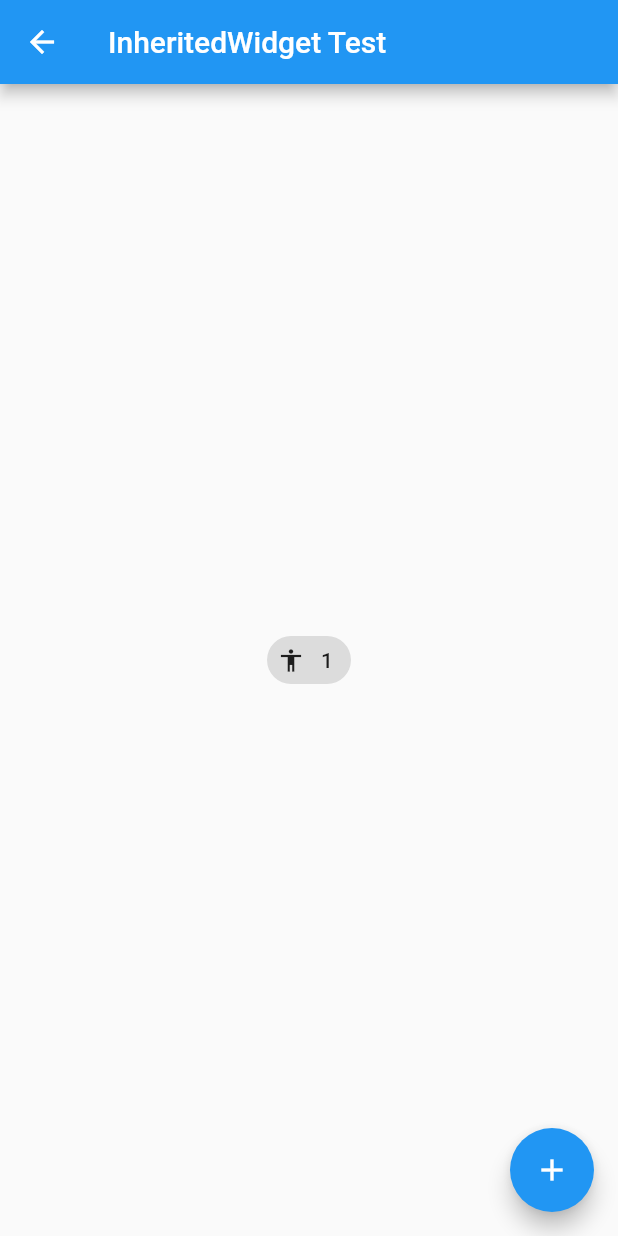
After one commit to haoyubihai/flutter_app, a Flutter app: the InheritPage screen opened by its route, after a tap on the "add" icon, on a phone screen of 412 x 824 dp. The commit adds this screen. Run offline on Flutter 3.47's test engine with Material 2 defaults, Android fonts, the phone set to English and light mode, and no system bars; missing offline and left inert: gradient_text.

Commit message:
增加 inheritedWidget 的使用

```diff
--- /dev/null
+++ b/lib/iniherit-test/inherit_page.dart
@@ -0,0 +1,73 @@
+import 'package:flutter/material.dart';
+/// 主要联系InheritedWidget的使用，使用父类哪里继承来的属性 方法
+class InheritPage extends StatefulWidget {
+  @override
+  _InheritPageState createState() => _InheritPageState();
+}
+
+class _InheritPageState extends State<InheritPage> {
+  int _count = 0;
+
+  void addOne() {
+    setState(() {
+      _count++;
+    });
+  }
+
+  @override
+  Widget build(BuildContext context) {
+    return CounterProvider(
+        count: _count,
+        addOne: addOne,
+        child: Scaffold(
+          appBar: AppBar(
+            title: Text("InheritedWidget Test"),
+          ),
+          body: Counter(),
+          floatingActionButton: FloatingActionButton(
+            child: Icon(Icons.add),
+            onPressed: () {
+              addOne();
+            },
+          ),
+        ));
+  }
+}
+
+class Counter extends StatelessWidget {
+  @override
+  Widget build(BuildContext context) {
+    return Column(
+      mainAxisAlignment: MainAxisAlignment.center,
+      crossAxisAlignment: CrossAxisAlignment.center,
+      children: [
+        Align(
+          alignment: Alignment.center,
+          child: ActionChip(
+              label: Text("${CounterProvider.of(context).count}"),
+              avatar: Icon(Icons.accessibility,size: 18.0,),
+              tooltip: "+1",
+              onPressed: () {
+                CounterProvider.of(context).addOne();
+              }),
+        )
+      ],
+    );
+  }
+}
+
+class CounterProvider extends InheritedWidget {
+  final int count;
+  final VoidCallback addOne;
+  final Widget child;
+
+  CounterProvider({this.count, this.addOne, this.child}) : super(child: child);
+
+  static CounterProvider of(BuildContext context) =>
+      context.dependOnInheritedWidgetOfExactType(aspect: CounterProvider);
+
+  @override
+  bool updateShouldNotify(covariant InheritedWidget oldWidget) {
+    return true;
+  }
+}
--- a/lib/routes/routes.dart
+++ b/lib/routes/routes.dart
@@ -1,15 +1,18 @@
 import 'package:flutter/material.dart';
+import 'package:flutterApp/iniherit-test/inherit_page.dart';
 import 'package:flutterApp/onboading/BoadingHome.dart';
 import 'package:flutterApp/sliver-demo/SliverHome.dart';
 
 class Routes {
   static final pageNames = [
+    RouteInfo(name: "InheritedWidget"),
     RouteInfo(name: "OnBoarding"),
     RouteInfo(name: "SliverPage")
   ];
   static final routes = {
     "/SliverPage": (context) => SliverHome(),
     "/OnBoarding": (context) => HomeBoardingApp(),
+    "/InheritedWidget": (context) => InheritPage(),
   };
 }
 
```
Also changed, not shown: 1 other file.
